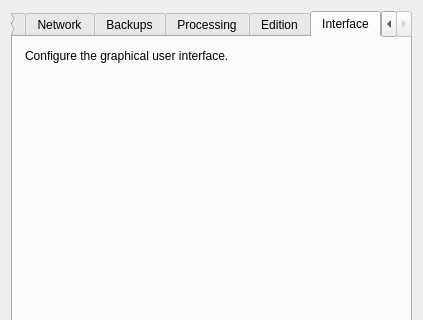
First picture: the form in designer/preferences.ui, repository lovac42/anki, before the edit; both pictures show x 0 to 423 and y 0 to 320 of the 423 by 525 pixel window.
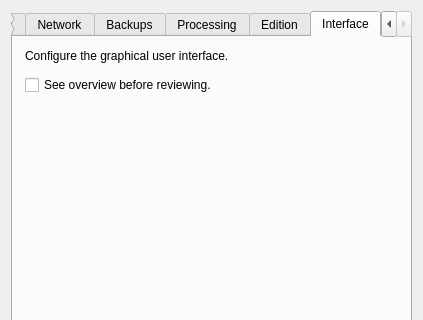
Second picture: the form after the edit. The open tabs and pages were chosen to show the change.

Commit message: preference deckOverview

Patch:
```diff
--- a/designer/preferences.ui
+++ b/designer/preferences.ui
@@ -525,6 +525,13 @@
          </property>
         </widget>
        </item>
+       <item>
+        <widget class="QCheckBox" name="deckOverview">
+         <property name="text">
+          <string>See overview before reviewing.</string>
+         </property>
+        </widget>
+       </item>
        <item>
         <spacer name="verticalSpacer_6">
          <property name="orientation">
```
The commit also changes 1 other file.
